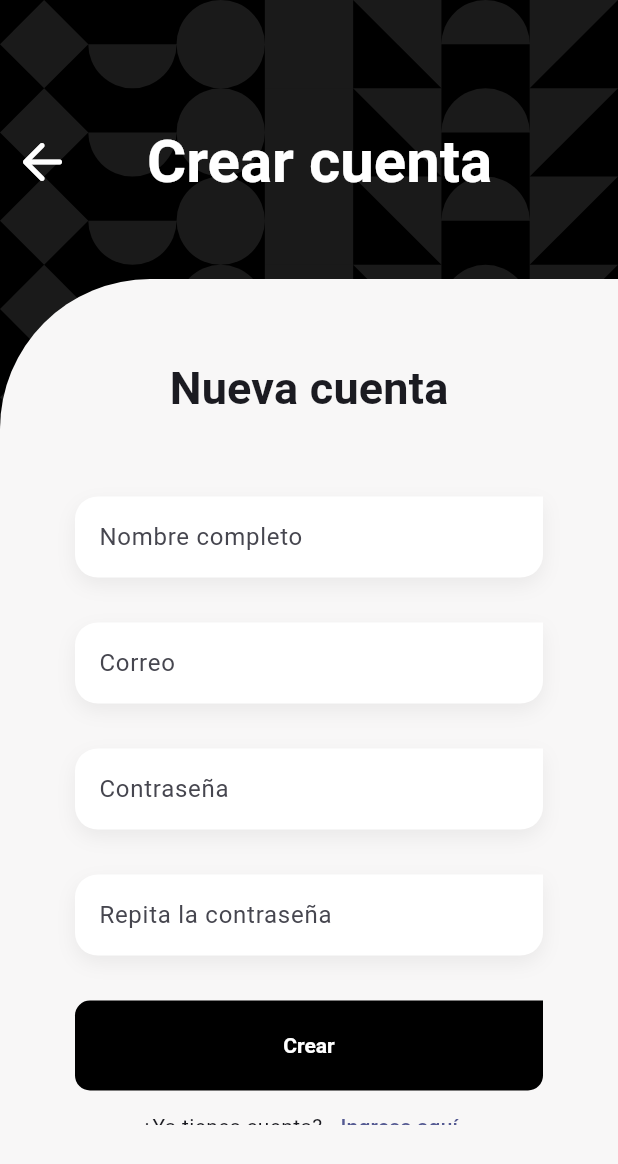
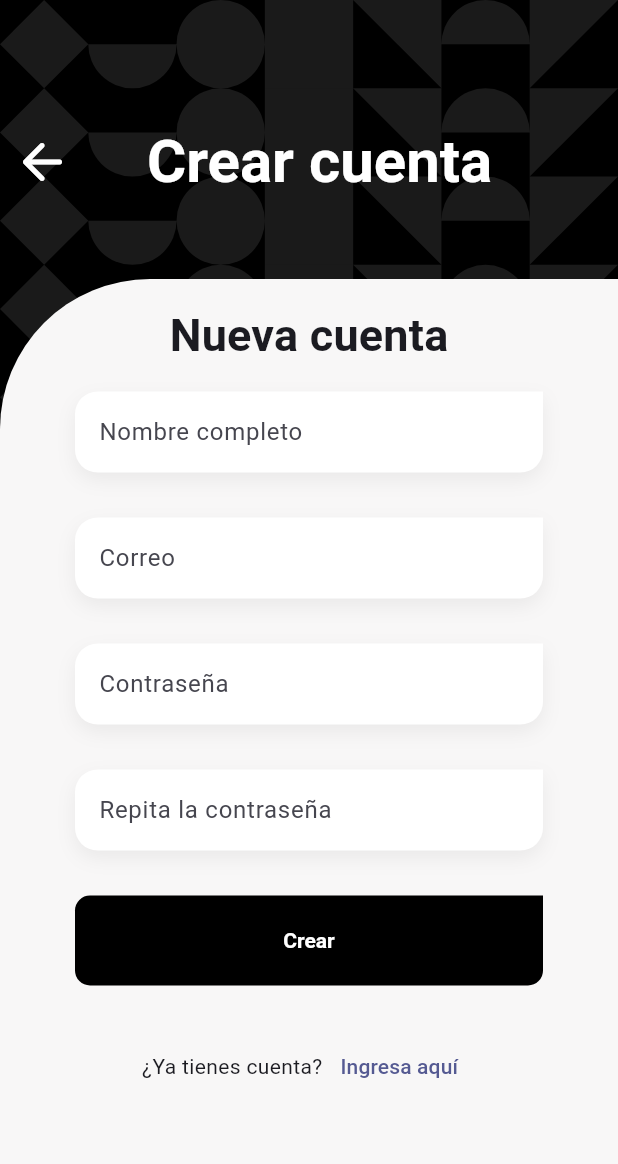
Before and after one commit to MaxiAlz/flutter-ecomerce-login-app, a Flutter app: the RegisterScreen screen opened by its route, on a phone screen of 412 x 824 dp. Shown: the top 1164 px of the screen. Run offline on Flutter 3.47's test engine with Material 3 defaults, Android fonts, the phone set to English and light mode, and no system bars; our stand-ins replace dio, flutter_dotenv, flutter_riverpod, formz, go_router, google_fonts; project files that could hold a hidden picture were left out.

Commit message:
corrijo error en pantalla

```diff
--- a/lib/features/auth/presentation/screens/register_screen.dart
+++ b/lib/features/auth/presentation/screens/register_screen.dart
@@ -66,14 +66,15 @@ class _RegisterForm extends StatelessWidget {
   Widget build(BuildContext context) {
     final textStyles = Theme.of(context).textTheme;
 
-    return SingleChildScrollView(
-      child: Padding(
+    return Padding(
       padding: const EdgeInsets.symmetric(horizontal: 50),
       child: Column(
         children: [
-            const SizedBox(height: 50),
+          // const SizedBox(height: 50),
+          const Spacer(),
           Text('Nueva cuenta', style: textStyles.titleMedium),
-            const SizedBox(height: 50),
+          // const SizedBox(height: 50),
+          const Spacer(),
           const CustomTextFormField(
             label: 'Nombre completo',
             keyboardType: TextInputType.emailAddress,
@@ -120,7 +121,6 @@ class _RegisterForm extends StatelessWidget {
           const Spacer(flex: 1),
         ],
       ),
-      ),
     );
   }
 }
```
Lines whose indentation alone changed are shown as unchanged.
